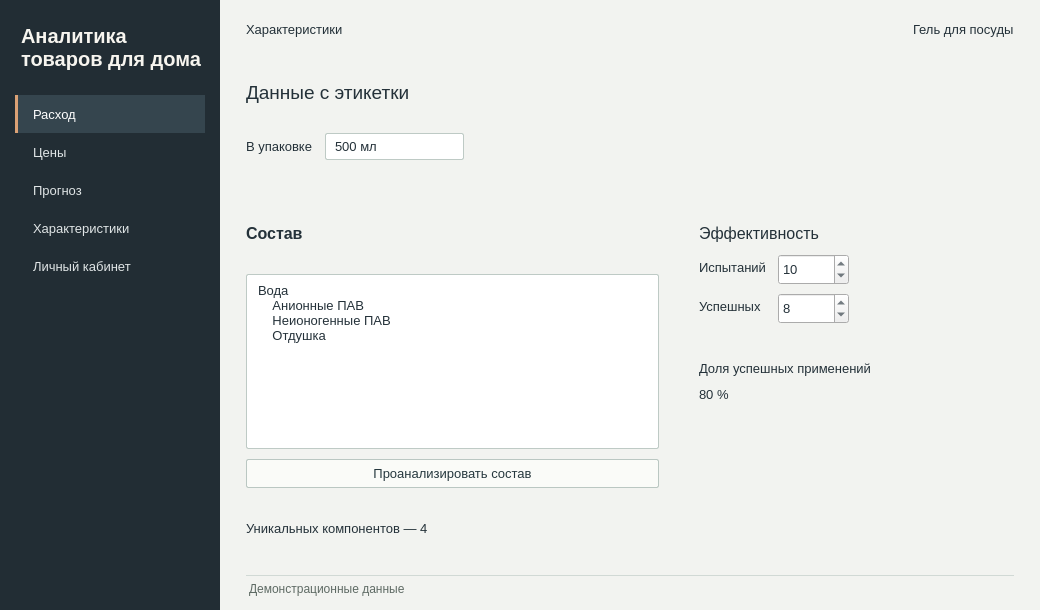
This is household_goods.ui in Joe6355/_Analytics-for-household-goods as Qt 5 draws it before an edit. The edited form follows.
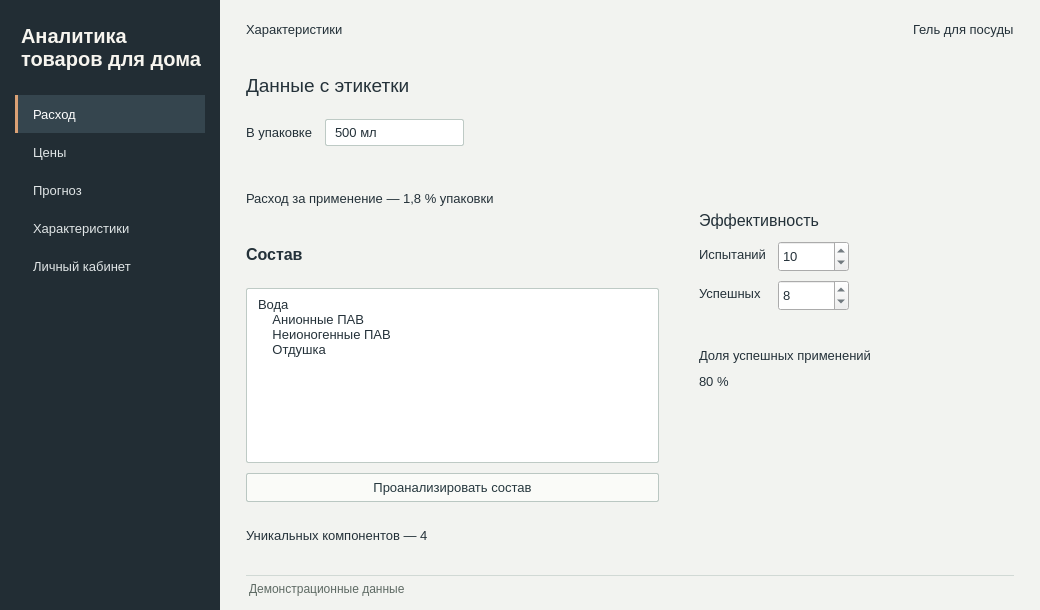
This is the edited form. The open tabs and pages were chosen to show the change. Icons and pictures are not drawn.

Commit message:
сделал:
- подключил подсчет компонентов состава и поиск повторов
- добавил расчет доли упаковки за одно применение
- посчитал эффективность по испытаниям и обновил readme

Patch:
```diff
--- a/household_goods.ui
+++ b/household_goods.ui
@@ -1438,7 +1438,7 @@
                 <number>24</number>
                </property>
                <item>
-                <layout class="QVBoxLayout" name="compositionLayout" stretch="0,0,0,0,0,0,1">
+                <layout class="QVBoxLayout" name="compositionLayout" stretch="0,0,0,0,0,0,0,1">
                  <property name="spacing">
                   <number>10</number>
                  </property>
@@ -1478,10 +1478,29 @@
                      <property name="text">
                       <string>500 мл</string>
                      </property>
+                     <property name="readOnly">
+                      <bool>true</bool>
+                     </property>
+                     <property name="placeholderText">
+                      <string>Из вкладки «Расход»</string>
+                     </property>
                     </widget>
                    </item>
                   </layout>
                  </item>
+                 <item>
+                  <widget class="QLabel" name="packageShareLabel">
+                   <property name="text">
+                    <string>Расход за применение — 1,8 % упаковки</string>
+                   </property>
+                   <property name="wordWrap">
+                    <bool>true</bool>
+                   </property>
+                   <property name="role" stdset="0">
+                    <string>muted</string>
+                   </property>
+                  </widget>
+                 </item>
                  <item>
                   <widget class="QLabel" name="compositionLabel">
                    <property name="text">
@@ -1494,6 +1513,9 @@
                  </item>
                  <item>
                   <widget class="QPlainTextEdit" name="compositionInput">
+                   <property name="placeholderText">
+                    <string>По одному компоненту на строку или через точку с запятой</string>
+                   </property>
                    <property name="minimumSize">
                     <size>
                      <width>0</width>
@@ -1683,6 +1705,16 @@
                       </property>
                      </widget>
                     </item>
+                    <item>
+                     <widget class="QLabel" name="effectivenessError">
+                      <property name="wordWrap">
+                       <bool>true</bool>
+                      </property>
+                      <property name="role" stdset="0">
+                       <string>muted</string>
+                      </property>
+                     </widget>
+                    </item>
                    </layout>
                   </widget>
                  </item>
```
The commit also changes 2 other files.
